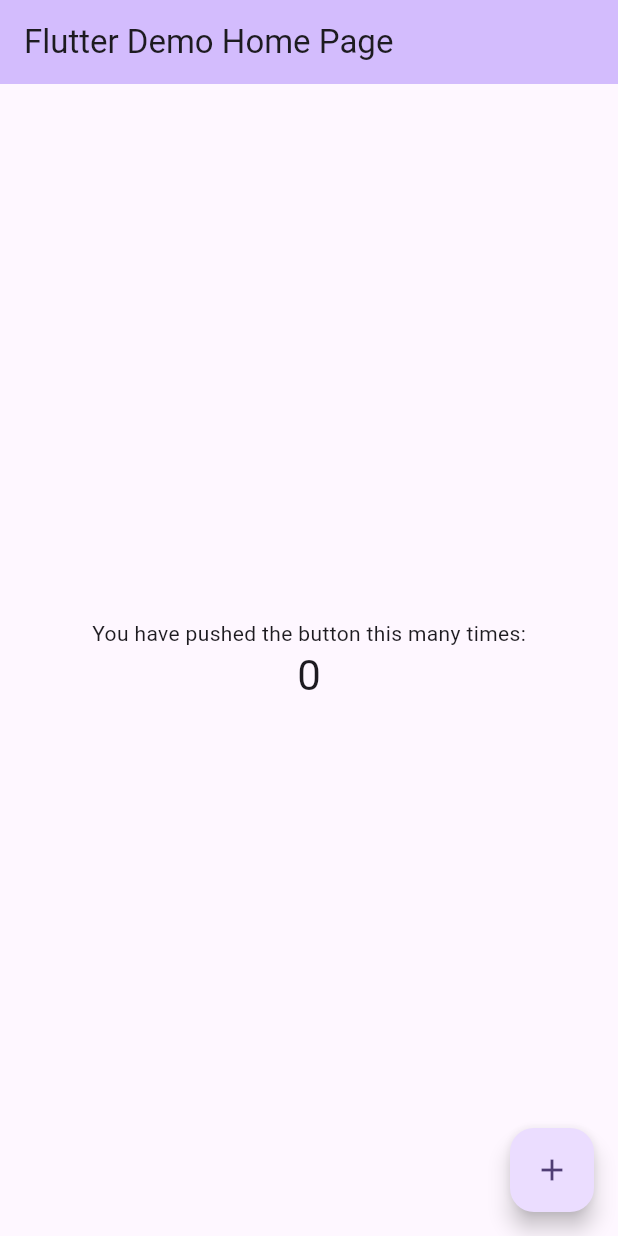
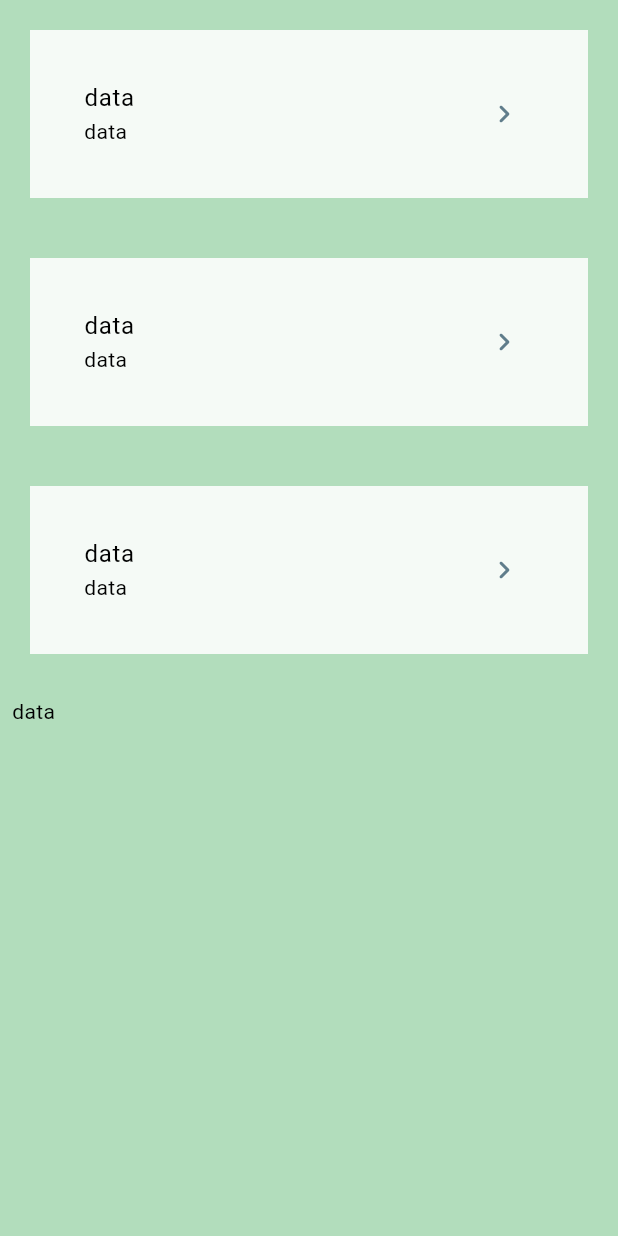
Before and after one commit to aysucuk/NutriFit-App, a Flutter app: the screen it shows after launch, on a phone screen of 412 x 824 dp. Run offline on Flutter 3.47's test engine with Material 3 defaults, Android fonts, the phone set to English and light mode, and no system bars.

Commit message:
themes added

```diff
--- a/nutri_fit/lib/main.dart
+++ b/nutri_fit/lib/main.dart
@@ -1,125 +1,24 @@
 import 'package:flutter/material.dart';
+import 'package:nutri_fit/pages/diet-page.dart';
+import 'package:nutri_fit/theme/theme-provider.dart';
+import 'package:provider/provider.dart';
 
-void main() {
-  runApp(const MyApp());
+void main(List<String> args) {
+  runApp(ChangeNotifierProvider(
+    create: (context) => ThemeProvider(),
+    child: NutriFitApp(),
+  ));
 }
 
-class MyApp extends StatelessWidget {
-  const MyApp({super.key});
+class NutriFitApp extends StatelessWidget {
+  const NutriFitApp({super.key});
 
-  // This widget is the root of your application.
   @override
   Widget build(BuildContext context) {
     return MaterialApp(
-      title: 'Flutter Demo',
-      theme: ThemeData(
-        // This is the theme of your application.
-        //
-        // TRY THIS: Try running your application with "flutter run". You'll see
-        // the application has a purple toolbar. Then, without quitting the app,
-        // try changing the seedColor in the colorScheme below to Colors.green
-        // and then invoke "hot reload" (save your changes or press the "hot
-        // reload" button in a Flutter-supported IDE, or press "r" if you used
-        // the command line to start the app).
-        //
-        // Notice that the counter didn't reset back to zero; the application
-        // state is not lost during the reload. To reset the state, use hot
-        // restart instead.
-        //
-        // This works for code too, not just values: Most code changes can be
-        // tested with just a hot reload.
-        colorScheme: ColorScheme.fromSeed(seedColor: Colors.deepPurple),
-        useMaterial3: true,
-      ),
-      home: const MyHomePage(title: 'Flutter Demo Home Page'),
+      debugShowCheckedModeBanner: false,
+      home: DietPage(),
+      theme: Provider.of<ThemeProvider>(context).themeData,
     );
   }
 }
-
-class MyHomePage extends StatefulWidget {
-  const MyHomePage({super.key, required this.title});
-
-  // This widget is the home page of your application. It is stateful, meaning
-  // that it has a State object (defined below) that contains fields that affect
-  // how it looks.
-
-  // This class is the configuration for the state. It holds the values (in this
-  // case the title) provided by the parent (in this case the App widget) and
-  // used by the build method of the State. Fields in a Widget subclass are
-  // always marked "final".
-
-  final String title;
-
-  @override
-  State<MyHomePage> createState() => _MyHomePageState();
-}
-
-class _MyHomePageState extends State<MyHomePage> {
-  int _counter = 0;
-
-  void _incrementCounter() {
-    setState(() {
-      // This call to setState tells the Flutter framework that something has
-      // changed in this State, which causes it to rerun the build method below
-      // so that the display can reflect the updated values. If we changed
-      // _counter without calling setState(), then the build method would not be
-      // called again, and so nothing would appear to happen.
-      _counter++;
-    });
-  }
-
-  @override
-  Widget build(BuildContext context) {
-    // This method is rerun every time setState is called, for instance as done
-    // by the _incrementCounter method above.
-    //
-    // The Flutter framework has been optimized to make rerunning build methods
-    // fast, so that you can just rebuild anything that needs updating rather
-    // than having to individually change instances of widgets.
-    return Scaffold(
-      appBar: AppBar(
-        // TRY THIS: Try changing the color here to a specific color (to
-        // Colors.amber, perhaps?) and trigger a hot reload to see the AppBar
-        // change color while the other colors stay the same.
-        backgroundColor: Theme.of(context).colorScheme.inversePrimary,
-        // Here we take the value from the MyHomePage object that was created by
-        // the App.build method, and use it to set our appbar title.
-        title: Text(widget.title),
-      ),
-      body: Center(
-        // Center is a layout widget. It takes a single child and positions it
-        // in the middle of the parent.
-        child: Column(
-          // Column is also a layout widget. It takes a list of children and
-          // arranges them vertically. By default, it sizes itself to fit its
-          // children horizontally, and tries to be as tall as its parent.
-          //
-          // Column has various properties to control how it sizes itself and
-          // how it positions its children. Here we use mainAxisAlignment to
-          // center the children vertically; the main axis here is the vertical
-          // axis because Columns are vertical (the cross axis would be
-          // horizontal).
-          //
-          // TRY THIS: Invoke "debug painting" (choose the "Toggle Debug Paint"
-          // action in the IDE, or press "p" in the console), to see the
-          // wireframe for each widget.
-          mainAxisAlignment: MainAxisAlignment.center,
-          children: <Widget>[
-            const Text(
-              'You have pushed the button this many times:',
-            ),
-            Text(
-              '$_counter',
-              style: Theme.of(context).textTheme.headlineMedium,
-            ),
-          ],
-        ),
-      ),
-      floatingActionButton: FloatingActionButton(
-        onPressed: _incrementCounter,
-        tooltip: 'Increment',
-        child: const Icon(Icons.add),
-      ), // This trailing comma makes auto-formatting nicer for build methods.
-    );
-  }
-}
--- /dev/null
+++ b/nutri_fit/lib/pages/diet-page.dart
@@ -0,0 +1,53 @@
+import 'package:flutter/material.dart';
+
+class DietPage extends StatelessWidget {
+  const DietPage({super.key});
+
+  @override
+  Widget build(BuildContext context) {
+    return Scaffold(
+      backgroundColor: Theme.of(context).colorScheme.background,
+      body: ListView(
+        children: [
+          Container(
+            margin: EdgeInsets.all(20),
+            padding: EdgeInsets.all(20),
+            color: const Color.fromARGB(221, 255, 255, 255),
+            child: ListTile(
+              title: Text('data'),
+              trailing: Icon(Icons.navigate_next_rounded),
+              iconColor: Colors.blueGrey,
+              subtitle: Text("data"),
+            ),
+          ),
+          Container(
+            margin: EdgeInsets.all(20),
+            padding: EdgeInsets.all(20),
+            color: const Color.fromARGB(221, 255, 255, 255),
+            child: ListTile(
+              title: Text('data'),
+              trailing: Icon(Icons.navigate_next_rounded),
+              iconColor: Colors.blueGrey,
+              subtitle: Text("data"),
+            ),
+          ),
+          Container(
+            margin: EdgeInsets.all(20),
+            padding: EdgeInsets.all(20),
+            color: const Color.fromARGB(221, 255, 255, 255),
+            child: ListTile(
+              title: Text('data'),
+              trailing: Icon(Icons.navigate_next_rounded),
+              iconColor: Colors.blueGrey,
+              subtitle: Text("data"),
+            ),
+          ),
+          Padding(
+            padding: const EdgeInsets.all(8.0),
+            child: Row(children: [Text('data')]),
+          ),
+        ],
+      ),
+    );
+  }
+}
--- /dev/null
+++ b/nutri_fit/lib/pages/login-page.dart
@@ -0,0 +1,26 @@
+import 'package:flutter/material.dart';
+
+class LoginPage extends StatelessWidget {
+  const LoginPage({super.key});
+
+  @override
+  Widget build(BuildContext context) {
+    return Scaffold(
+      backgroundColor: Theme.of(context).colorScheme.background,
+      body: Column(
+        children: [
+          Icon(
+            Icons.lock_open_rounded,
+            size: 100,
+            color: Theme.of(context).colorScheme.inversePrimary,
+          ),
+          const SizedBox(height: 25),
+          Text("Welcome",
+              style: TextStyle(
+                  fontSize: 20,
+                  color: Theme.of(context).colorScheme.inversePrimary))
+        ],
+      ),
+    );
+  }
+}
--- /dev/null
+++ b/nutri_fit/lib/theme/dark_mode.dart
@@ -0,0 +1,9 @@
+import 'package:flutter/material.dart';
+
+ThemeData darkMode = ThemeData(
+    colorScheme: ColorScheme.dark(
+        background: const Color.fromARGB(255, 20, 20, 20),
+        primary: const Color.fromARGB(255, 122, 122, 122),
+        secondary: const Color.fromARGB(255, 30, 30, 30),
+        tertiary: const Color.fromARGB(255, 47, 47, 47),
+        inversePrimary: Colors.grey.shade300));
--- /dev/null
+++ b/nutri_fit/lib/theme/light_mode.dart
@@ -0,0 +1,9 @@
+import 'package:flutter/material.dart';
+
+ThemeData lightMode = ThemeData(
+    colorScheme: ColorScheme.light(
+        background: const Color.fromARGB(255, 178, 221, 188),
+        primary: Colors.grey.shade500,
+        secondary: Colors.grey.shade100,
+        tertiary: Colors.white,
+        inversePrimary: Colors.grey.shade700));
--- /dev/null
+++ b/nutri_fit/lib/theme/theme-provider.dart
@@ -0,0 +1,23 @@
+import 'package:flutter/material.dart';
+import 'package:nutri_fit/theme/dark_mode.dart';
+import 'package:nutri_fit/theme/light_mode.dart';
+
+class ThemeProvider with ChangeNotifier {
+  ThemeData _themeData = lightMode;
+  ThemeData get themeData => _themeData;
+
+  bool get isDarkMode => _themeData == darkMode;
+
+  set themeData(ThemeData themeData) {
+    _themeData = themeData;
+    notifyListeners();
+  }
+
+  void toggleTheme() {
+    if (_themeData == lightMode) {
+      themeData = darkMode;
+    } else {
+      themeData = lightMode;
+    }
+  }
+}
--- a/nutri_fit/pubspec.yaml
+++ b/nutri_fit/pubspec.yaml
@@ -35,6 +35,7 @@ dependencies:
   # The following adds the Cupertino Icons font to your application.
   # Use with the CupertinoIcons class for iOS style icons.
   cupertino_icons: ^1.0.8
+  provider: ^6.1.2
 
 dev_dependencies:
   flutter_test:
```
Also changed, not shown: nutri_fit/pubspec.lock, 1 other file.
